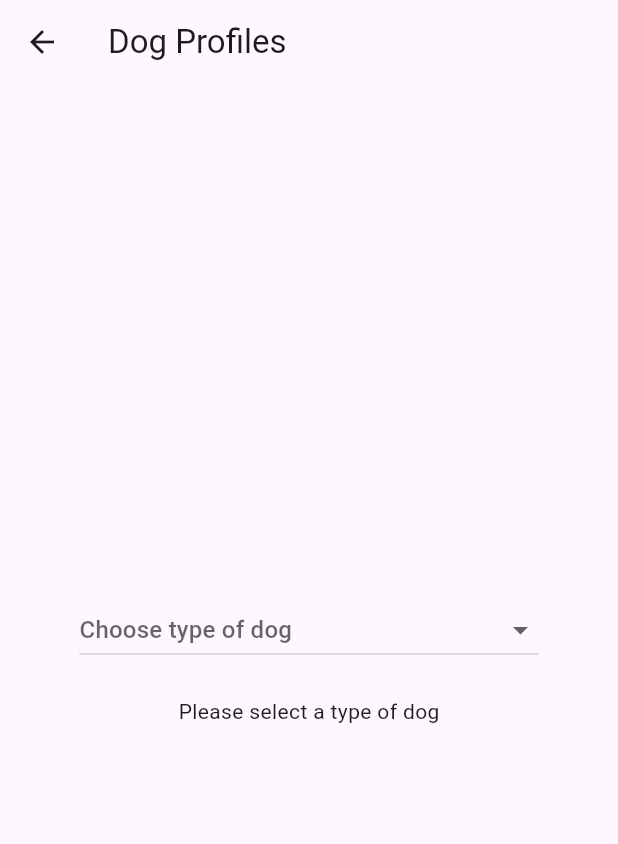
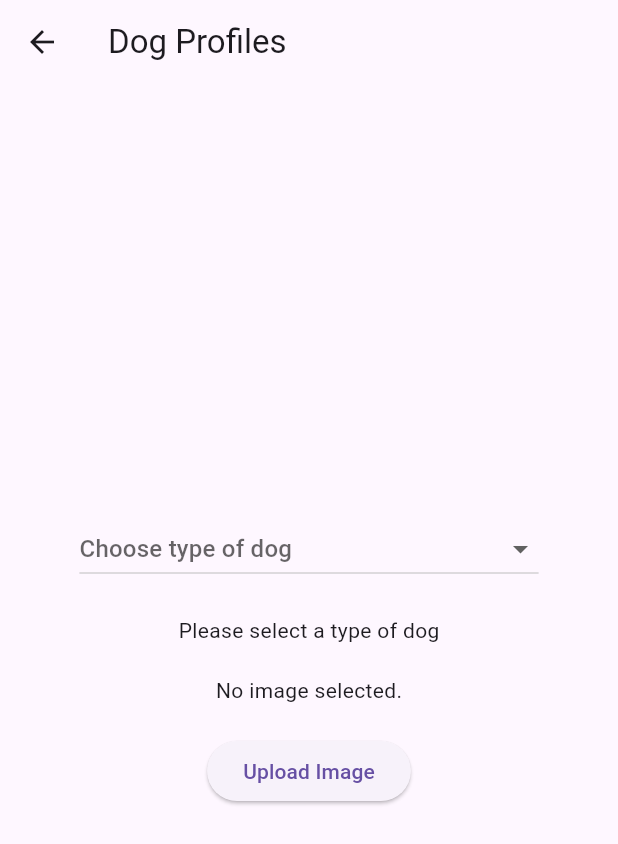
Before and after one commit to HRBodvarsson/lokaverkefni_hb, a Flutter app: the ProfileScreen screen opened directly, on a phone screen of 412 x 824 dp. Shown: the top 844 px of the screen. Run offline on Flutter 3.47's test engine with Material 3 defaults, Android fonts, the phone set to English and light mode, and no system bars; our stand-ins replace csv, image_picker.

Commit message:
added image picker

```diff
--- a/lib/profile_screen.dart
+++ b/lib/profile_screen.dart
@@ -2,8 +2,7 @@ import 'dart:io';
 import 'package:flutter/material.dart';
 import 'package:flutter/services.dart';
 import 'package:csv/csv.dart';
-import 'package:image_picker/image_picker.dart';
-
+import 'package:lokaverkefni_hb/image_handler.dart';
 
 class ProfileScreen extends StatefulWidget {
   @override
@@ -16,6 +15,7 @@ class _ProfileScreenState extends State<ProfileScreen> {
   String? _selectedDogType;
   bool _isLoading = true;
   String? _errorMessage;
+  File? _image;
 
   @override
   void initState() {
@@ -26,9 +26,12 @@ class _ProfileScreenState extends State<ProfileScreen> {
   Future<void> _loadCsvData() async {
     try {
       final rawData = await rootBundle.loadString('assets/types_of_dogs.csv');
-      List<List<dynamic>> listData = const CsvToListConverter().convert(rawData);
+      List<List<dynamic>> listData =
+          const CsvToListConverter().convert(rawData);
       setState(() {
-        _dogData = listData.map((row) => row.map((item) => item.toString()).toList()).toList();
+        _dogData = listData
+            .map((row) => row.map((item) => item.toString()).toList())
+            .toList();
         if (_dogData.isNotEmpty) {
           _dogTypes = _dogData.map((row) => row[0]).toList();
         }
@@ -38,6 +41,20 @@ class _ProfileScreenState extends State<ProfileScreen> {
       setState(() {
         _errorMessage = e.toString();
         _isLoading = false;
+      });
+    }
+  }
+
+  Future<void> _pickImage() async {
+    try {
+      final file = await ImageHandler.pickImage();
+      setState(() {
+        _image = file;
+        _errorMessage = null; // Clear any previous error message
+      });
+    } catch (e) {
+      setState(() {
+        _errorMessage = e.toString();
       });
     }
   }
@@ -78,6 +95,18 @@ class _ProfileScreenState extends State<ProfileScreen> {
                               'Selected Dog Type: $_selectedDogType',
                               style: const TextStyle(fontSize: 16),
                             ),
+                      const SizedBox(height: 20),
+                      _image == null
+                          ? const Text('No image selected.')
+                          : Image.file(
+                              _image!,
+                              height: 200,
+                            ),
+                      const SizedBox(height: 20),
+                      ElevatedButton(
+                        onPressed: _pickImage,
+                        child: const Text('Upload Image'),
+                      ),
                     ],
                   ),
       ),
```
Also changed, not shown: 4 other files.
